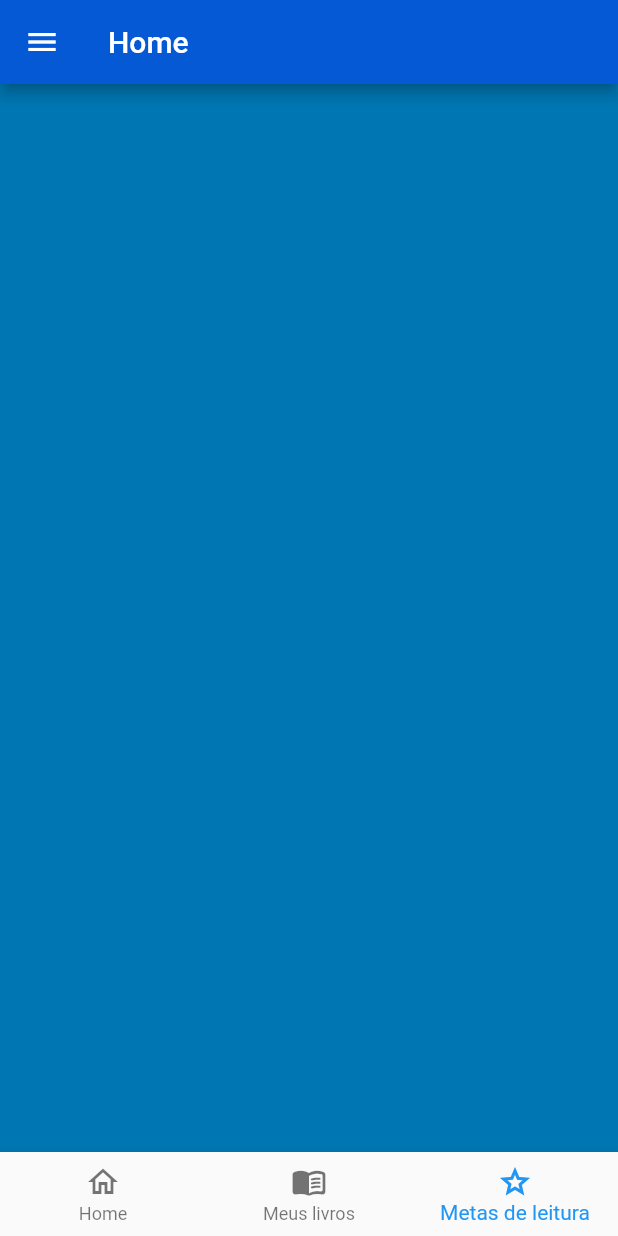
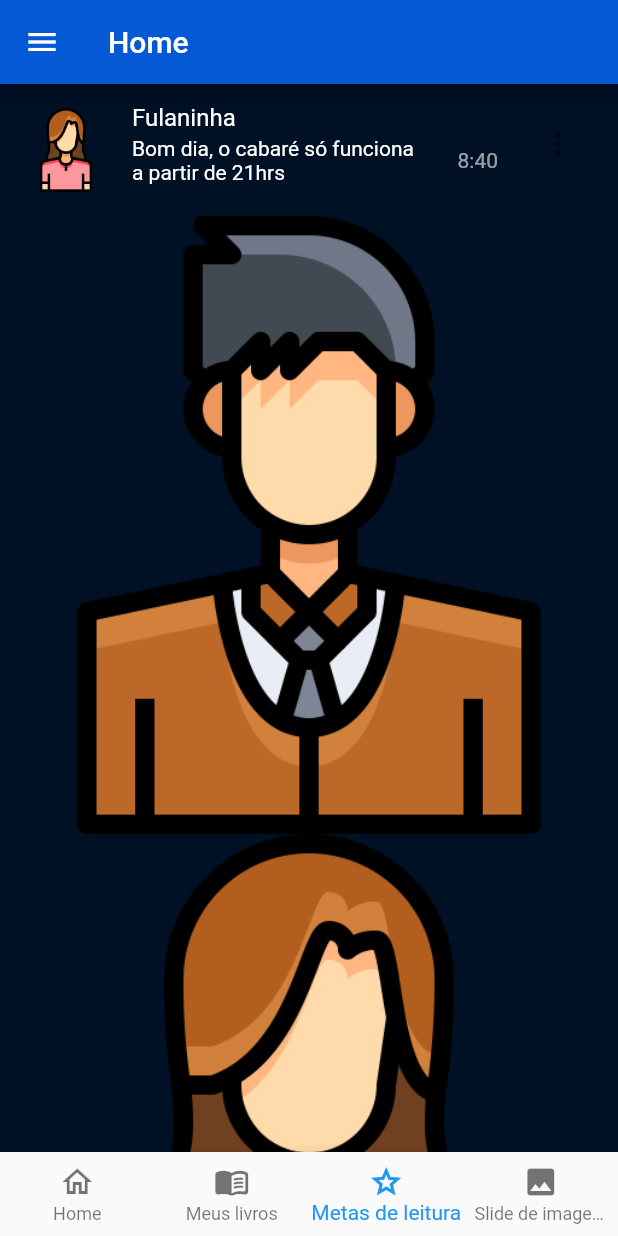
Before and after one commit to AdryanneKelly/trilha_app, a Flutter app: the MainPage screen opened directly, swiped to page 3, on a phone screen of 412 x 824 dp. Run offline on Flutter 3.47's test engine with Material 2 defaults, Android fonts, the phone set to English and light mode, and no system bars; our stand-ins replace google_fonts; network calls fail.

Commit message:
list views, images em popup menu added

```diff
--- a/lib/pages/card_page.dart
+++ b/lib/pages/card_page.dart
@@ -17,8 +17,9 @@ class _CardPageState extends State<CardPage> {
   @override
   void initState() {
     // TODO: implement initState
+    carregarDados();
     super.initState();
-    carregarDados();
+
   }
 
   void carregarDados() async {
--- /dev/null
+++ b/lib/pages/list_view_v.dart
@@ -0,0 +1,72 @@
+import 'package:flutter/material.dart';
+import 'package:trilhaapp/shared/app_images.dart';
+
+class ListViewVPage extends StatefulWidget {
+  const ListViewVPage({super.key});
+
+  @override
+  State<ListViewVPage> createState() => _ListViewVPageState();
+}
+
+class _ListViewVPageState extends State<ListViewVPage> {
+  @override
+  Widget build(BuildContext context) {
+    return ListView(
+      children: [
+        ListTile(
+          leading: Image.asset(AppImages.profile2),
+          title: const Text("Fulaninha"),
+          subtitle: const Row(
+            mainAxisAlignment: MainAxisAlignment.spaceBetween,
+            children: [
+              Text("Bom dia, o cabaré só funciona\na partir de 21hrs"),
+              Text(
+                "8:40",
+                style: TextStyle(color: Colors.white60),
+              ),
+            ],
+          ),
+          trailing: PopupMenuButton<String>(
+            color: Colors.white,
+            onSelected: (menu) {},
+            itemBuilder: (context) {
+              return <PopupMenuEntry<String>>[
+                const PopupMenuItem<String>(
+                  value: "opcao1",
+                  child: Text("Opção 1"),
+                ),
+                const PopupMenuItem<String>(
+                  value: "opcao2",
+                  child: Text("Opção 2"),
+                ),
+                const PopupMenuItem<String>(
+                  value: "opcao3",
+                  child: Text("Opção 3"),
+                ),
+              ];
+            },
+          ),
+          textColor: Colors.white,
+          isThreeLine: true,
+        ),
+        Image.asset(AppImages.profile1),
+        Image.asset(
+          AppImages.profile2,
+        ),
+        Image.asset(
+          AppImages.profile3,
+        ),
+        Image.asset(
+          AppImages.paisagemVetor1,
+          width: double.infinity,
+        ),
+        Image.asset(
+          AppImages.paisagemVetor2,
+        ),
+        Image.asset(
+          AppImages.paisagemVetor3,
+        ),
+      ],
+    );
+  }
+}
--- a/lib/pages/main_page.dart
+++ b/lib/pages/main_page.dart
@@ -1,7 +1,8 @@
 import 'package:flutter/material.dart';
 import 'package:trilhaapp/pages/card_page.dart';
-import 'package:trilhaapp/pages/pagina2.dart';
-import 'package:trilhaapp/pages/pagina3.dart';
+import 'package:trilhaapp/pages/image_assets.dart';
+import 'package:trilhaapp/pages/list_view_horizontal_page.dart';
+import 'package:trilhaapp/pages/list_view_v.dart';
 import 'package:trilhaapp/shared/widgets/custom_drawer.dart';
 
 class MainPage extends StatefulWidget {
@@ -36,10 +37,16 @@ class _MainPageState extends State<MainPage> {
                     posicaoPagina = value;
                   });
                 },
-                children: const [CardPage(), Pagina2Page(), Pagina3Page()],
+                children: const [
+                  CardPage(),
+                  ImageAssetsPage(),
+                  ListViewVPage(),
+                  ListViewHorizontal()
+                ],
               ),
             ),
             BottomNavigationBar(
+                type: BottomNavigationBarType.fixed,
                 onTap: (value) {
                   pageController.jumpToPage(value);
                 },
@@ -52,7 +59,9 @@ class _MainPageState extends State<MainPage> {
                       label: "Meus livros"),
                   BottomNavigationBarItem(
                       icon: Icon(Icons.grade_outlined),
-                      label: "Metas de leitura")
+                      label: "Metas de leitura"),
+                  BottomNavigationBarItem(
+                      icon: Icon(Icons.photo), label: "Slide de imagens"),
                 ])
           ],
         ),
--- a/lib/pages/pagina3.dart
+++ /dev/null
@@ -1,17 +0,0 @@
-import 'package:flutter/material.dart';
-
-class Pagina3Page extends StatefulWidget {
-  const Pagina3Page({super.key});
-
-  @override
-  State<Pagina3Page> createState() => _Pagina3PageState();
-}
-
-class _Pagina3PageState extends State<Pagina3Page> {
-  @override
-  Widget build(BuildContext context) {
-    return Container(
-      color: const Color.fromARGB(255, 0, 119, 179),
-    );
-  }
-}
--- /dev/null
+++ b/lib/shared/app_images.dart
@@ -0,0 +1,11 @@
+class AppImages {
+  static String get profile1 => "lib/images/profile_image1.png";
+  static String get profile2 => "lib/images/profile_image2.png";
+  static String get profile3 => "lib/images/profile_image3.png";
+  static String get paisagemVetor1 => "lib/images/paisagem_vetor1.jpg";
+  static String get paisagemVetor2 => "lib/images/paisagem_vetor2.jpg";
+  static String get paisagemVetor3 => "lib/images/paisagem_vetor3.jpg";
+  static String get paisagemRealista1 => "lib/images/paisagem_realista1.jpg";
+  static String get paisagemRealista2 => "lib/images/paisagem_realista2.jpg";
+  static String get paisagemRealista3 => "lib/images/paisagem_realista3.jpg";
+}
```
Also changed, not shown: lib/model/tarefa.dart (added, +29 -0 lines), lib/pages/list_view_horizontal_page.dart (added, +48 -0 lines), lib/pages/pagina2.dart (deleted, +0 -17 lines), lib/repositories/tarefa_repository.dart (added, +23 -0 lines).
